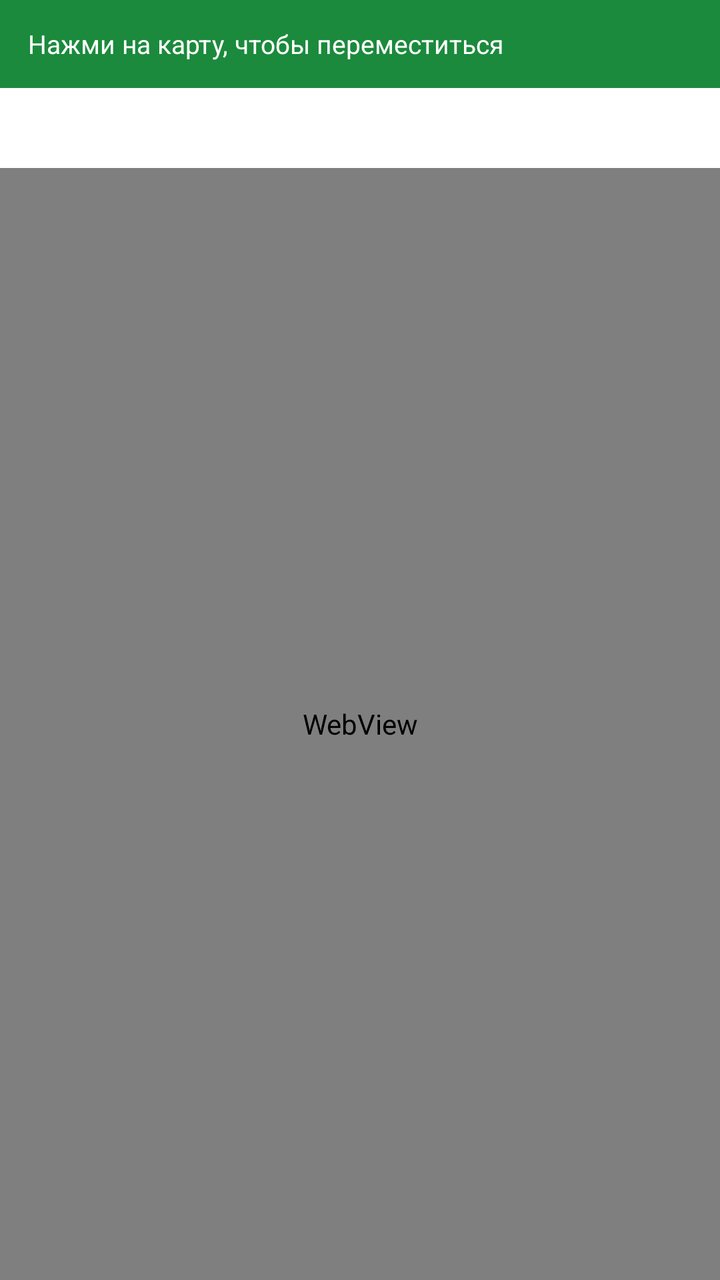
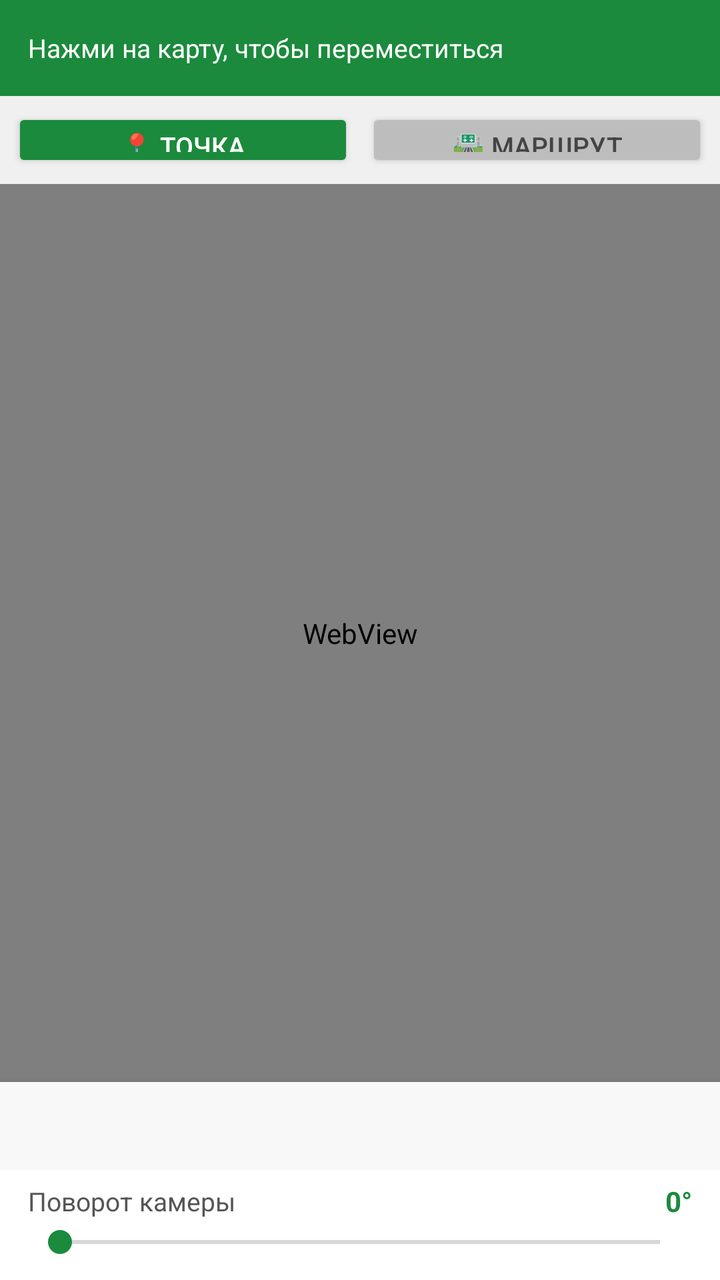

The first picture is an Android layout as it rendered before a commit; the second is the same layout after the commit. The layout source and the unified diff follow.
<!-- AndroidManifest.xml: application theme AppTheme -->
<!-- res/layout/activity_main.xml -->
<?xml version="1.0" encoding="utf-8"?>
<LinearLayout xmlns:android="http://schemas.android.com/apk/res/android"
    android:layout_width="match_parent"
    android:layout_height="match_parent"
    android:orientation="vertical">

    
    <LinearLayout
        android:id="@+id/statusBar"
        android:layout_width="match_parent"
        android:layout_height="44dp"
        android:orientation="horizontal"
        android:background="#1B8A3C"
        android:gravity="center_vertical"
        android:paddingStart="14dp"
        android:paddingEnd="10dp">

        <TextView
            android:id="@+id/tvStatus"
            android:layout_width="0dp"
            android:layout_height="wrap_content"
            android:layout_weight="1"
            android:textColor="#FFFFFF"
            android:textSize="13sp"
            android:text="@string/status_idle"/>

        <Button
            android:id="@+id/btnStop"
            android:layout_width="wrap_content"
            android:layout_height="32dp"
            android:text="@string/btn_stop"
            android:textSize="12sp"
            android:textColor="#FFFFFF"
            android:backgroundTint="#CC0000"
            android:visibility="gone"/>
    </LinearLayout>

    
    <HorizontalScrollView
        android:layout_width="match_parent"
        android:layout_height="40dp"
        android:background="#FFFFFF"
        android:scrollbars="none">

        <LinearLayout
            android:id="@+id/presetsContainer"
            android:layout_width="wrap_content"
            android:layout_height="match_parent"
            android:orientation="horizontal"
            android:gravity="center_vertical"
            android:paddingStart="6dp"
            android:paddingEnd="6dp"/>
    </HorizontalScrollView>

    
    <WebView
        android:id="@+id/mapView"
        android:layout_width="match_parent"
        android:layout_height="0dp"
        android:layout_weight="1"/>

</LinearLayout>
<!-- resources referenced by this layout -->
<resources>
  <string name="btn_stop">Стоп</string>
  <string name="status_idle">Нажми на карту, чтобы переместиться</string>
  <style name="AppTheme" parent="Theme.AppCompat.Light.NoActionBar">
          <item name="colorPrimary">#1B8A3C</item>
          <item name="colorPrimaryDark">#136B2D</item>
          <item name="colorAccent">#1B8A3C</item>
      </style>
</resources>

<!-- the commit's change to res/layout/activity_main.xml (unified diff, before → after) -->
@@ -8,7 +8,7 @@
     <LinearLayout
         android:id="@+id/statusBar"
         android:layout_width="match_parent"
-        android:layout_height="44dp"
+        android:layout_height="48dp"
         android:orientation="horizontal"
         android:background="#1B8A3C"
         android:gravity="center_vertical"
@@ -22,12 +22,14 @@
             android:layout_weight="1"
             android:textColor="#FFFFFF"
             android:textSize="13sp"
+            android:singleLine="true"
+            android:ellipsize="end"
             android:text="@string/status_idle"/>
 
         <Button
             android:id="@+id/btnStop"
             android:layout_width="wrap_content"
-            android:layout_height="32dp"
+            android:layout_height="36dp"
             android:text="@string/btn_stop"
             android:textSize="12sp"
             android:textColor="#FFFFFF"
@@ -36,27 +38,267 @@
     </LinearLayout>
 
     
-    <HorizontalScrollView
-        android:layout_width="match_parent"
-        android:layout_height="40dp"
+    <LinearLayout
+        android:layout_width="match_parent"
+        android:layout_height="44dp"
+        android:orientation="horizontal"
+        android:background="#F0F0F0"
+        android:padding="6dp"
+        android:weightSum="2">
+
+        <Button
+            android:id="@+id/btnModePoint"
+            android:layout_width="0dp"
+            android:layout_height="match_parent"
+            android:layout_weight="1"
+            android:text="📍 Точка"
+            android:textSize="13sp"
+            android:backgroundTint="#1B8A3C"
+            android:textColor="#FFFFFF"/>
+
+        <Button
+            android:id="@+id/btnModeRoute"
+            android:layout_width="0dp"
+            android:layout_height="match_parent"
+            android:layout_weight="1"
+            android:layout_marginStart="6dp"
+            android:text="🛣 Маршрут"
+            android:textSize="13sp"
+            android:backgroundTint="#BDBDBD"
+            android:textColor="#444444"/>
+    </LinearLayout>
+
+    
+    <WebView
+        android:id="@+id/mapView"
+        android:layout_width="match_parent"
+        android:layout_height="0dp"
+        android:layout_weight="1"/>
+
+    
+    <LinearLayout
+        android:id="@+id/panelPoint"
+        android:layout_width="match_parent"
+        android:layout_height="wrap_content"
+        android:orientation="vertical"
         android:background="#FFFFFF"
-        android:scrollbars="none">
-
+        android:elevation="8dp">
+
+        
+        <HorizontalScrollView
+            android:layout_width="match_parent"
+            android:layout_height="44dp"
+            android:scrollbars="none"
+            android:background="#F8F8F8">
+            <LinearLayout
+                android:id="@+id/presetsContainer"
+                android:layout_width="wrap_content"
+                android:layout_height="match_parent"
+                android:orientation="horizontal"
+                android:gravity="center_vertical"
+                android:paddingStart="8dp"
+                android:paddingEnd="8dp"/>
+        </HorizontalScrollView>
+
+        
         <LinearLayout
-            android:id="@+id/presetsContainer"
-            android:layout_width="wrap_content"
-            android:layout_height="match_parent"
+            android:layout_width="match_parent"
+            android:layout_height="wrap_content"
+            android:orientation="vertical"
+            android:paddingStart="14dp"
+            android:paddingEnd="14dp"
+            android:paddingTop="6dp"
+            android:paddingBottom="10dp">
+
+            <LinearLayout
+                android:layout_width="match_parent"
+                android:layout_height="wrap_content"
+                android:orientation="horizontal"
+                android:gravity="center_vertical"
+                android:layout_marginBottom="2dp">
+
+                <TextView
+                    android:layout_width="0dp"
+                    android:layout_height="wrap_content"
+                    android:layout_weight="1"
+                    android:text="Поворот камеры"
+                    android:textSize="13sp"
+                    android:textColor="#555555"/>
+
+                <TextView
+                    android:id="@+id/tvBearing"
+                    android:layout_width="wrap_content"
+                    android:layout_height="wrap_content"
+                    android:text="0°"
+                    android:textSize="14sp"
+                    android:textStyle="bold"
+                    android:textColor="#1B8A3C"
+                    android:minWidth="44dp"
+                    android:gravity="end"/>
+            </LinearLayout>
+
+            <SeekBar
+                android:id="@+id/seekBearing"
+                android:layout_width="match_parent"
+                android:layout_height="wrap_content"
+                android:max="359"
+                android:progress="0"/>
+        </LinearLayout>
+    </LinearLayout>
+
+    
+    <LinearLayout
+        android:id="@+id/panelRoute"
+        android:layout_width="match_parent"
+        android:layout_height="wrap_content"
+        android:orientation="vertical"
+        android:background="#FFFFFF"
+        android:elevation="8dp"
+        android:visibility="gone">
+
+        
+        <LinearLayout
+            android:layout_width="match_parent"
+            android:layout_height="wrap_content"
+            android:orientation="vertical"
+            android:paddingStart="14dp"
+            android:paddingEnd="14dp"
+            android:paddingTop="6dp"
+            android:paddingBottom="4dp">
+
+            <LinearLayout
+                android:layout_width="match_parent"
+                android:layout_height="wrap_content"
+                android:orientation="horizontal"
+                android:gravity="center_vertical"
+                android:layout_marginBottom="2dp">
+
+                <Button
+                    android:id="@+id/btnSpeedMode"
+                    android:layout_width="wrap_content"
+                    android:layout_height="32dp"
+                    android:text="По скорости"
+                    android:textSize="11sp"
+                    android:backgroundTint="#1B8A3C"
+                    android:textColor="#FFFFFF"
+                    android:paddingStart="10dp"
+                    android:paddingEnd="10dp"/>
+
+                <View
+                    android:layout_width="0dp"
+                    android:layout_height="0dp"
+                    android:layout_weight="1"/>
+
+                <TextView
+                    android:id="@+id/tvSpeedTime"
+                    android:layout_width="wrap_content"
+                    android:layout_height="wrap_content"
+                    android:text="60 км/ч"
+                    android:textSize="14sp"
+                    android:textStyle="bold"
+                    android:textColor="#1B8A3C"
+                    android:minWidth="70dp"
+                    android:gravity="end"/>
+            </LinearLayout>
+
+            <SeekBar
+                android:id="@+id/seekSpeedTime"
+                android:layout_width="match_parent"
+                android:layout_height="wrap_content"
+                android:max="199"
+                android:progress="59"/>
+        </LinearLayout>
+
+        
+        <LinearLayout
+            android:layout_width="match_parent"
+            android:layout_height="52dp"
+            android:orientation="horizontal"
+            android:paddingStart="14dp"
+            android:paddingEnd="14dp"
+            android:paddingBottom="4dp"
+            android:weightSum="2">
+
+            
+            <FrameLayout
+                android:layout_width="0dp"
+                android:layout_height="match_parent"
+                android:layout_weight="1"
+                android:layout_marginEnd="6dp">
+
+                <Button
+                    android:id="@+id/btnRoutePlay"
+                    android:layout_width="match_parent"
+                    android:layout_height="match_parent"
+                    android:text="▶  Старт"
+                    android:textSize="14sp"
+                    android:backgroundTint="#1B8A3C"
+                    android:textColor="#FFFFFF"/>
+
+                <Button
+                    android:id="@+id/btnRoutePause"
+                    android:layout_width="match_parent"
+                    android:layout_height="match_parent"
+                    android:text="⏸  Пауза"
+                    android:textSize="14sp"
+                    android:backgroundTint="#FF8C00"
+                    android:textColor="#FFFFFF"
+                    android:visibility="gone"/>
+            </FrameLayout>
+
+            <Button
+                android:id="@+id/btnRouteStop"
+                android:layout_width="0dp"
+                android:layout_height="match_parent"
+                android:layout_weight="1"
+                android:text="⏹  Стоп"
+                android:textSize="14sp"
+                android:backgroundTint="#CC0000"
+                android:textColor="#FFFFFF"/>
+        </LinearLayout>
+
+        
+        <LinearLayout
+            android:layout_width="match_parent"
+            android:layout_height="44dp"
             android:orientation="horizontal"
             android:gravity="center_vertical"
-            android:paddingStart="6dp"
-            android:paddingEnd="6dp"/>
-    </HorizontalScrollView>
-
-    
-    <WebView
-        android:id="@+id/mapView"
-        android:layout_width="match_parent"
-        android:layout_height="0dp"
-        android:layout_weight="1"/>
+            android:paddingStart="14dp"
+            android:paddingEnd="14dp"
+            android:paddingBottom="4dp">
+
+            <TextView
+                android:id="@+id/tvRouteInfo"
+                android:layout_width="0dp"
+                android:layout_height="wrap_content"
+                android:layout_weight="1"
+                android:text="0 точек"
+                android:textSize="12sp"
+                android:textColor="#777777"/>
+
+            <Button
+                android:id="@+id/btnRouteLoop"
+                android:layout_width="wrap_content"
+                android:layout_height="36dp"
+                android:text="🔁 Петля"
+                android:textSize="12sp"
+                android:backgroundTint="#BDBDBD"
+                android:textColor="#444444"
+                android:paddingStart="12dp"
+                android:paddingEnd="12dp"/>
+
+            <Button
+                android:id="@+id/btnRouteClear"
+                android:layout_width="wrap_content"
+                android:layout_height="36dp"
+                android:text="🗑 Очистить"
+                android:textSize="12sp"
+                android:backgroundTint="#757575"
+                android:textColor="#FFFFFF"
+                android:paddingStart="12dp"
+                android:paddingEnd="12dp"
+                android:layout_marginStart="8dp"/>
+        </LinearLayout>
+    </LinearLayout>
 
 </LinearLayout>
